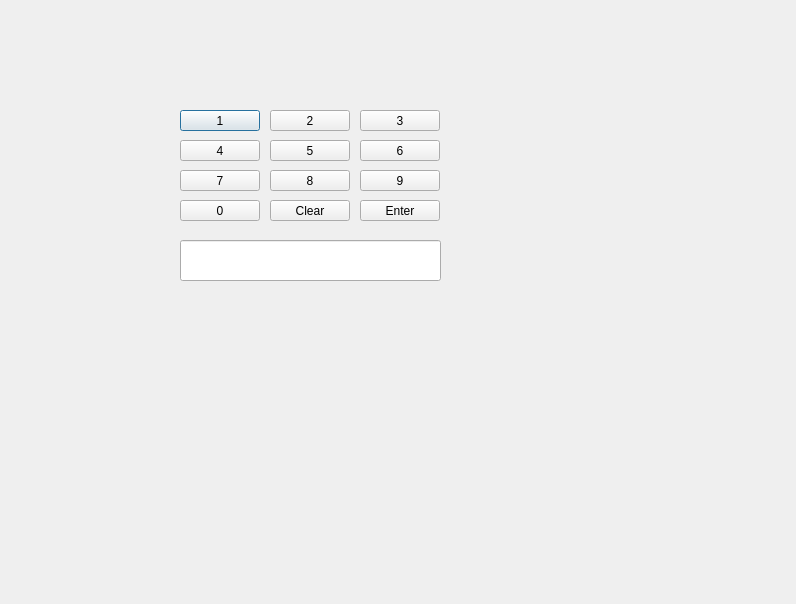
Old version of the form bankautomat/NumPad_ui_dll/numpad_ui.ui in the repository bank-2022/group7.
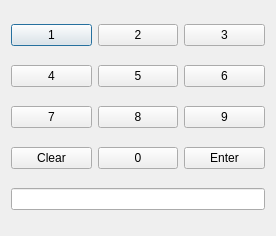
New version of the form.

```diff
--- a/bankautomat/NumPad_ui_dll/numpad_ui.ui
+++ b/bankautomat/NumPad_ui_dll/numpad_ui.ui
@@ -6,179 +6,102 @@
    <rect>
     <x>0</x>
     <y>0</y>
-    <width>796</width>
-    <height>604</height>
+    <width>276</width>
+    <height>236</height>
    </rect>
   </property>
   <property name="windowTitle">
    <string>Dialog</string>
   </property>
+  <layout class="QGridLayout" name="gridLayout">
+   <item row="5" column="0" colspan="3">
+    <widget class="QLineEdit" name="lineEdit"/>
+   </item>
+   <item row="0" column="0">
   <widget class="QPushButton" name="btn1_2">
-   <property name="geometry">
-    <rect>
-     <x>180</x>
-     <y>110</y>
-     <width>80</width>
-     <height>21</height>
-    </rect>
-   </property>
    <property name="text">
     <string>1</string>
    </property>
   </widget>
-  <widget class="QPushButton" name="btn2">
-   <property name="geometry">
-    <rect>
-     <x>270</x>
-     <y>110</y>
-     <width>80</width>
-     <height>21</height>
-    </rect>
-   </property>
+   </item>
+   <item row="2" column="1">
+    <widget class="QPushButton" name="btn8">
    <property name="text">
-    <string>2</string>
-   </property>
-  </widget>
-  <widget class="QPushButton" name="btn3">
-   <property name="geometry">
-    <rect>
-     <x>360</x>
-     <y>110</y>
-     <width>80</width>
-     <height>21</height>
-    </rect>
-   </property>
-   <property name="text">
-    <string>3</string>
-   </property>
-  </widget>
+      <string>8</string>
+     </property>
+    </widget>
+   </item>
+   <item row="1" column="0">
   <widget class="QPushButton" name="btn4">
-   <property name="geometry">
-    <rect>
-     <x>180</x>
-     <y>140</y>
-     <width>80</width>
-     <height>21</height>
-    </rect>
-   </property>
    <property name="text">
     <string>4</string>
    </property>
   </widget>
-  <widget class="QPushButton" name="btn5">
-   <property name="geometry">
-    <rect>
-     <x>270</x>
-     <y>140</y>
-     <width>80</width>
-     <height>21</height>
-    </rect>
-   </property>
+   </item>
+   <item row="3" column="2">
+    <widget class="QPushButton" name="btnEnter">
    <property name="text">
-    <string>5</string>
-   </property>
-  </widget>
-  <widget class="QPushButton" name="btn6">
-   <property name="geometry">
-    <rect>
-     <x>360</x>
-     <y>140</y>
-     <width>80</width>
-     <height>21</height>
-    </rect>
-   </property>
+      <string>Enter</string>
+     </property>
+    </widget>
+   </item>
+   <item row="0" column="2">
+    <widget class="QPushButton" name="btn3">
    <property name="text">
-    <string>6</string>
-   </property>
-  </widget>
+      <string>3</string>
+     </property>
+    </widget>
+   </item>
+   <item row="2" column="0">
   <widget class="QPushButton" name="btn7">
-   <property name="geometry">
-    <rect>
-     <x>180</x>
-     <y>170</y>
-     <width>80</width>
-     <height>21</height>
-    </rect>
-   </property>
    <property name="text">
     <string>7</string>
    </property>
   </widget>
-  <widget class="QPushButton" name="btn8">
-   <property name="geometry">
-    <rect>
-     <x>270</x>
-     <y>170</y>
-     <width>80</width>
-     <height>21</height>
-    </rect>
-   </property>
+   </item>
+   <item row="0" column="1">
+    <widget class="QPushButton" name="btn2">
+     <property name="text">
+      <string>2</string>
+     </property>
+    </widget>
+   </item>
+   <item row="1" column="2">
+    <widget class="QPushButton" name="btn6">
    <property name="text">
-    <string>8</string>
-   </property>
-  </widget>
+      <string>6</string>
+     </property>
+    </widget>
+   </item>
+   <item row="2" column="2">
   <widget class="QPushButton" name="btn9">
-   <property name="geometry">
-    <rect>
-     <x>360</x>
-     <y>170</y>
-     <width>80</width>
-     <height>21</height>
-    </rect>
-   </property>
    <property name="text">
     <string>9</string>
    </property>
   </widget>
-  <widget class="QPushButton" name="btn0">
-   <property name="geometry">
-    <rect>
-     <x>180</x>
-     <y>200</y>
-     <width>80</width>
-     <height>21</height>
-    </rect>
-   </property>
+   </item>
+   <item row="1" column="1">
+    <widget class="QPushButton" name="btn5">
    <property name="text">
-    <string>0</string>
-   </property>
-  </widget>
+      <string>5</string>
+     </property>
+    </widget>
+   </item>
+   <item row="3" column="0">
   <widget class="QPushButton" name="btnClear">
-   <property name="geometry">
-    <rect>
-     <x>270</x>
-     <y>200</y>
-     <width>80</width>
-     <height>21</height>
-    </rect>
-   </property>
    <property name="text">
     <string>Clear</string>
    </property>
   </widget>
-  <widget class="QPushButton" name="btnEnter">
-   <property name="geometry">
-    <rect>
-     <x>360</x>
-     <y>200</y>
-     <width>80</width>
-     <height>21</height>
-    </rect>
-   </property>
+   </item>
+   <item row="3" column="1">
+    <widget class="QPushButton" name="btn0">
    <property name="text">
-    <string>Enter</string>
-   </property>
-  </widget>
-  <widget class="QLineEdit" name="lineEdit">
-   <property name="geometry">
-    <rect>
-     <x>180</x>
-     <y>240</y>
-     <width>261</width>
-     <height>41</height>
-    </rect>
-   </property>
-  </widget>
+      <string>0</string>
+     </property>
+    </widget>
+   </item>
+  </layout>
  </widget>
  <resources/>
  <connections/>
```
Lines whose indentation alone changed are shown as unchanged.
